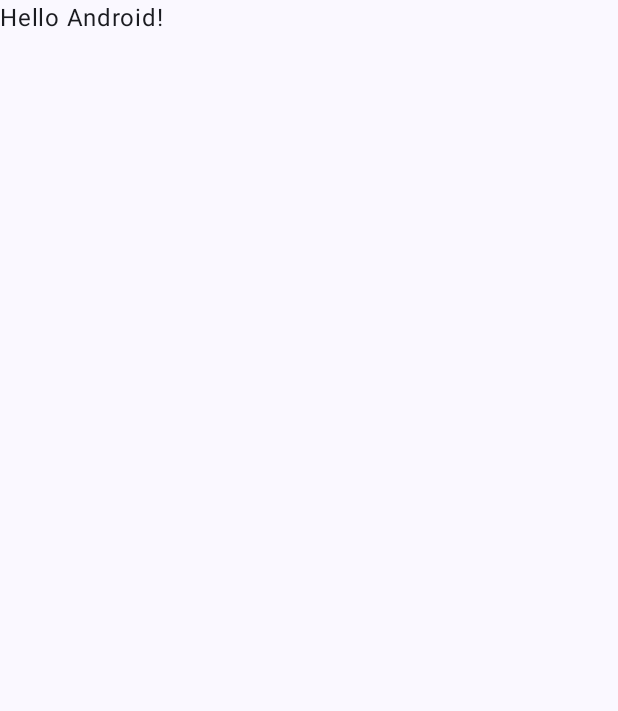
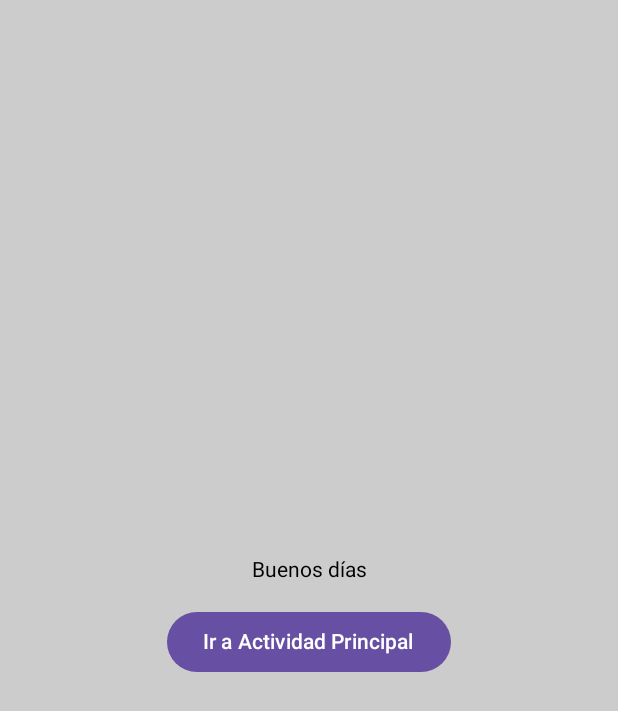
Before and after one commit to siraglez/Taller1, an Android app built with Jetpack Compose: the screen it shows after launch (MainActivity), on a phone screen of 412 x 824 dp. Before the commit the part shown is almost empty. Shown: the top 711 px of the screen. Run offline under Robolectric (Android 15) with nearby library versions, the phone set to English and light mode, and no system bars.

Commit message:
clase con pantalla inicial

```diff
--- a/app/src/main/java/com/example/taller1/MainActivity.kt
+++ b/app/src/main/java/com/example/taller1/MainActivity.kt
@@ -1,47 +1,65 @@
 package com.example.taller1
 
+import android.content.Intent
 import android.os.Bundle
 import androidx.activity.ComponentActivity
 import androidx.activity.compose.setContent
-import androidx.activity.enableEdgeToEdge
-import androidx.compose.foundation.layout.fillMaxSize
-import androidx.compose.foundation.layout.padding
-import androidx.compose.material3.Scaffold
+import androidx.compose.foundation.background
+import androidx.compose.foundation.layout.*
+import androidx.compose.material3.Button
 import androidx.compose.material3.Text
-import androidx.compose.runtime.Composable
+import androidx.compose.runtime.*
+import androidx.compose.ui.Alignment
 import androidx.compose.ui.Modifier
 import androidx.compose.ui.tooling.preview.Preview
-import com.example.taller1.ui.theme.Taller1Theme
+import androidx.compose.ui.unit.dp
+import androidx.compose.ui.graphics.Color
+import java.util.*
 
 class MainActivity : ComponentActivity() {
+
     override fun onCreate(savedInstanceState: Bundle?) {
         super.onCreate(savedInstanceState)
-        enableEdgeToEdge()
         setContent {
-            Taller1Theme {
-                Scaffold(modifier = Modifier.fillMaxSize()) { innerPadding ->
-                    Greeting(
-                        name = "Android",
-                        modifier = Modifier.padding(innerPadding)
-                    )
-                }
-            }
+            MainScreen { navigateToMainActivity() }
+        }
+    }
+
+    private fun navigateToMainActivity() {
+        val intent = Intent(this, ActividadPrincipal::class.java)
+        startActivity(intent)
+    }
+}
+
+@Composable
+fun MainScreen(onNavigate: () -> Unit) {
+    val saludo = remember { calcularSaludo() }
+
+    Column(
+        horizontalAlignment = Alignment.CenterHorizontally,
+        verticalArrangement = Arrangement.Center,
+        modifier = Modifier.fillMaxSize()
+            .background(Color.LightGray)
+    ) {
+        Text(text = saludo)
+        Spacer(modifier = Modifier.height(16.dp))
+        Button(onClick = { onNavigate() }) {
+            Text(text = "Ir a Actividad Principal")
         }
     }
 }
 
-@Composable
-fun Greeting(name: String, modifier: Modifier = Modifier) {
-    Text(
-        text = "Hello $name!",
-        modifier = modifier
-    )
+private fun calcularSaludo(): String {
+    val hora = Calendar.getInstance().get(Calendar.HOUR_OF_DAY)
+    return when {
+        hora in 0..11 -> "Buenos días"
+        hora in 12..17 -> "Buenas tardes"
+        else -> "Buenas noches"
+    }
 }
 
 @Preview(showBackground = true)
 @Composable
-fun GreetingPreview() {
-    Taller1Theme {
-        Greeting("Android")
-    }
+fun MainScreenPreview() {
+    MainScreen(onNavigate = {})
 }
```
